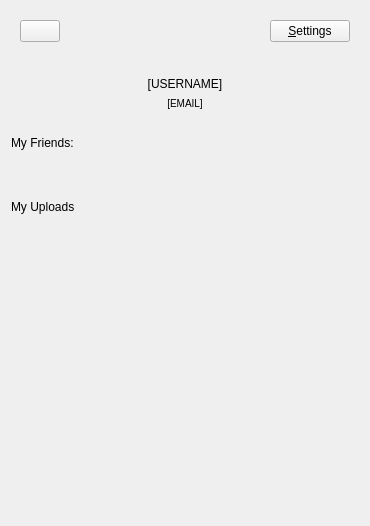
sc22be/UI_COURSEWORK_FORK, file VideoPlayer/profilepage.ui: the form before one commit.
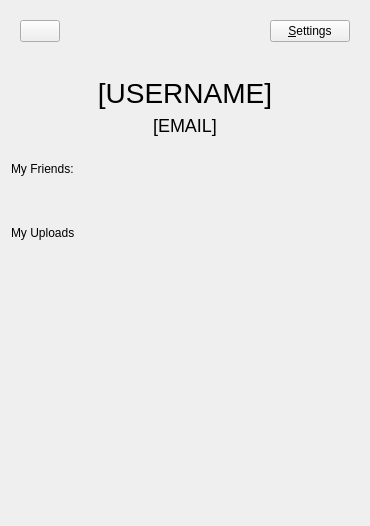
The form after the commit. Icons and pictures are not drawn.

Commit message: display username + email in profile page

The edit to the form file:
```diff
--- a/VideoPlayer/profilepage.ui
+++ b/VideoPlayer/profilepage.ui
@@ -76,7 +76,10 @@
     </widget>
    </item>
    <item>
-    <widget class="QLabel" name="label_3">
+    <widget class="QLabel" name="label_Username">
+     <property name="styleSheet">
+      <string notr="true">font-size: 28px;</string>
+     </property>
      <property name="text">
       <string>[USERNAME]</string>
      </property>
@@ -88,7 +91,7 @@
    <item>
     <widget class="QLabel" name="label_2">
      <property name="styleSheet">
-      <string notr="true">font-size: 10px;</string>
+      <string notr="true">font-size: 18px;</string>
      </property>
      <property name="text">
       <string>[EMAIL]</string>
```
Left out of the diff: 2 changed lines with no effect on the pictures. The commit also changes 2 other files.
